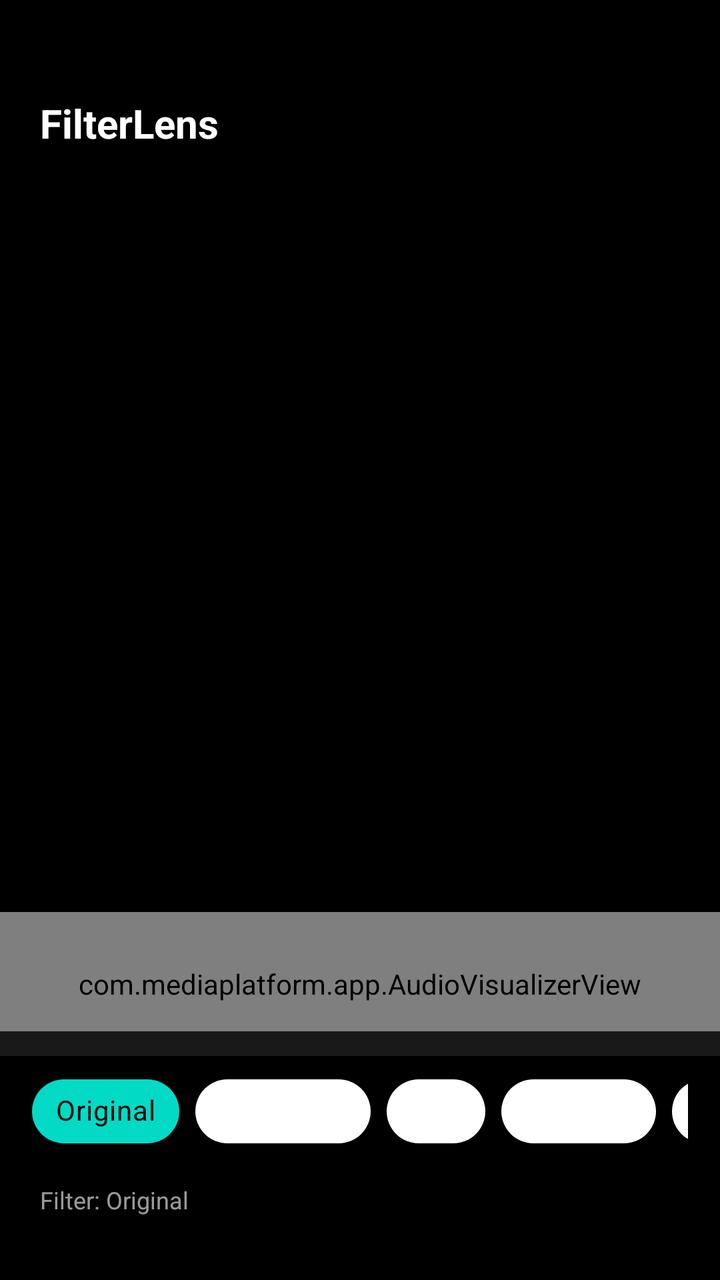
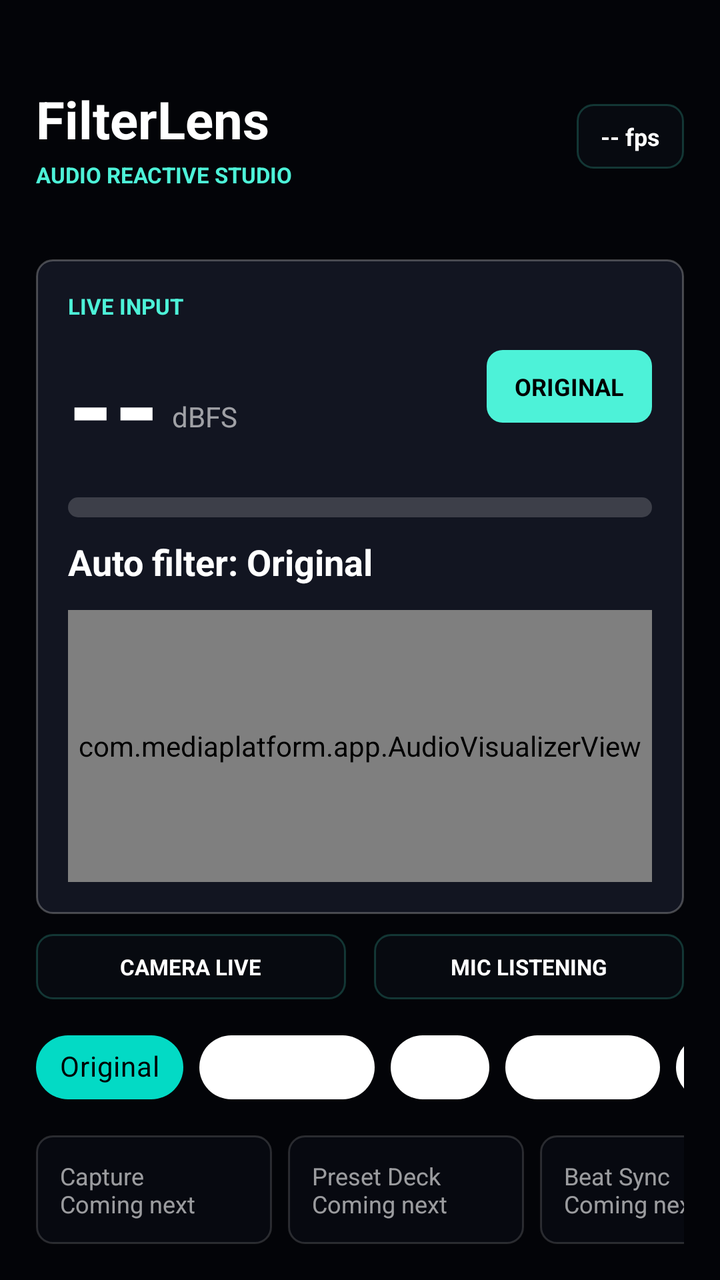

Before-and-after screenshots of an Android layout around one commit, followed by the original layout XML and the change that was made.
<!-- AndroidManifest.xml: application theme Theme.PlatformSandbox -->
<!-- res/layout/activity_main.xml -->
<?xml version="1.0" encoding="utf-8"?>
<FrameLayout
    xmlns:android="http://schemas.android.com/apk/res/android"
    xmlns:app="http://schemas.android.com/apk/res-auto"
    android:layout_width="match_parent"
    android:layout_height="match_parent"
    android:background="@color/frame_bg">

    
    <ImageView
        android:id="@+id/frameView"
        android:layout_width="match_parent"
        android:layout_height="match_parent"
        android:scaleType="centerCrop"
        android:background="@color/frame_bg"
        android:contentDescription="Camera preview" />

    
    <LinearLayout
        android:layout_width="match_parent"
        android:layout_height="wrap_content"
        android:orientation="horizontal"
        android:gravity="center_vertical"
        android:paddingStart="20dp"
        android:paddingEnd="20dp"
        android:paddingTop="48dp"
        android:paddingBottom="12dp"
        android:background="#88000000">

        <TextView
            android:layout_width="0dp"
            android:layout_height="wrap_content"
            android:layout_weight="1"
            android:text="FilterLens"
            android:textSize="20sp"
            android:textStyle="bold"
            android:textColor="@color/white" />

        <TextView
            android:id="@+id/dbText"
            android:layout_width="wrap_content"
            android:layout_height="wrap_content"
            android:text=""
            android:textSize="12sp"
            android:textColor="@color/teal_200"
            android:layout_marginEnd="12dp" />

        <TextView
            android:id="@+id/fpsText"
            android:layout_width="wrap_content"
            android:layout_height="wrap_content"
            android:text=""
            android:textSize="13sp"
            android:textColor="@color/teal_200" />

    </LinearLayout>

    
    <com.mediaplatform.app.AudioVisualizerView
        android:id="@+id/visualizerView"
        android:layout_width="match_parent"
        android:layout_height="72dp"
        android:layout_gravity="bottom"
        android:layout_marginBottom="112dp" />

    
    <LinearLayout
        android:layout_width="match_parent"
        android:layout_height="wrap_content"
        android:layout_gravity="bottom"
        android:orientation="vertical"
        android:background="@color/overlay_bg"
        android:paddingTop="16dp"
        android:paddingBottom="32dp">

        
        <HorizontalScrollView
            android:layout_width="match_parent"
            android:layout_height="wrap_content"
            android:scrollbars="none"
            android:paddingStart="16dp"
            android:paddingEnd="16dp"
            android:layout_marginBottom="12dp">

            <LinearLayout
                android:id="@+id/chipRow"
                android:layout_width="wrap_content"
                android:layout_height="wrap_content"
                android:orientation="horizontal"
                android:gravity="center_vertical">

                
                <com.google.android.material.chip.Chip
                    android:id="@+id/chipNone"
                    android:layout_width="wrap_content"
                    android:layout_height="wrap_content"
                    android:text="Original"
                    android:layout_marginEnd="8dp"
                    app:chipBackgroundColor="@color/chip_selected_bg"
                    android:textColor="@color/chip_text_selected" />

                
                <com.google.android.material.chip.Chip
                    android:id="@+id/chipGrayscale"
                    android:layout_width="wrap_content"
                    android:layout_height="wrap_content"
                    android:text="Grayscale"
                    android:layout_marginEnd="8dp"
                    app:chipBackgroundColor="@color/chip_unselected_bg"
                    android:textColor="@color/chip_text_unselected" />

                
                <com.google.android.material.chip.Chip
                    android:id="@+id/chipBlur"
                    android:layout_width="wrap_content"
                    android:layout_height="wrap_content"
                    android:text="Blur"
                    android:layout_marginEnd="8dp"
                    app:chipBackgroundColor="@color/chip_unselected_bg"
                    android:textColor="@color/chip_text_unselected" />

                
                <com.google.android.material.chip.Chip
                    android:id="@+id/chipSharpen"
                    android:layout_width="wrap_content"
                    android:layout_height="wrap_content"
                    android:text="Sharpen"
                    android:layout_marginEnd="8dp"
                    app:chipBackgroundColor="@color/chip_unselected_bg"
                    android:textColor="@color/chip_text_unselected" />

                
                <com.google.android.material.chip.Chip
                    android:id="@+id/chipEdges"
                    android:layout_width="wrap_content"
                    android:layout_height="wrap_content"
                    android:text="Edges"
                    app:chipBackgroundColor="@color/chip_unselected_bg"
                    android:textColor="@color/chip_text_unselected" />

            </LinearLayout>

        </HorizontalScrollView>

        
        <TextView
            android:id="@+id/activeFilterLabel"
            android:layout_width="match_parent"
            android:layout_height="wrap_content"
            android:text="Filter: Original"
            android:textSize="12sp"
            android:textColor="@color/status_text"
            android:paddingStart="20dp"
            android:paddingEnd="20dp" />

    </LinearLayout>

    
    <LinearLayout
        android:id="@+id/permissionLayout"
        android:layout_width="match_parent"
        android:layout_height="match_parent"
        android:orientation="vertical"
        android:gravity="center"
        android:background="@color/permission_bg"
        android:padding="32dp"
        android:visibility="gone">

        <TextView
            android:layout_width="wrap_content"
            android:layout_height="wrap_content"
            android:text="📷"
            android:textSize="64sp"
            android:layout_marginBottom="16dp" />

        <TextView
            android:layout_width="wrap_content"
            android:layout_height="wrap_content"
            android:text="@string/permission_required"
            android:textSize="16sp"
            android:textColor="@color/white"
            android:gravity="center"
            android:layout_marginBottom="24dp" />

        <com.google.android.material.button.MaterialButton
            android:id="@+id/btnGrantPermission"
            android:layout_width="wrap_content"
            android:layout_height="wrap_content"
            android:text="@string/grant_permission"
            app:cornerRadius="24dp" />

    </LinearLayout>

</FrameLayout>
<!-- resources referenced by this layout -->
<resources>
  <color name="chip_selected_bg">#FF03DAC5</color>
  <color name="chip_text_selected">#FF000000</color>
  <color name="chip_text_unselected">#CCFFFFFF</color>
  <color name="chip_unselected_bg">#33FFFFFF</color>
  <color name="frame_bg">#FF000000</color>
  <color name="overlay_bg">#CC000000</color>
  <color name="permission_bg">#FF121212</color>
  <color name="status_text">#99FFFFFF</color>
  <color name="teal_200">#FF03DAC5</color>
  <color name="white">#FFFFFFFF</color>
  <string name="grant_permission">Grant Permission</string>
  <string name="permission_required">Camera permission is required to use this app.</string>
  <style name="Theme.PlatformSandbox" parent="Theme.MaterialComponents.DayNight.NoActionBar">
          <item name="colorPrimary">@color/purple_500</item>
          <item name="colorPrimaryVariant">@color/purple_700</item>
          <item name="colorOnPrimary">@color/white</item>
          <item name="colorSecondary">@color/teal_200</item>
          <item name="colorSecondaryVariant">@color/teal_700</item>
          <item name="colorOnSecondary">@color/black</item>
          <item name="android:statusBarColor">?attr/colorPrimaryVariant</item>
      </style>
  <color name="purple_500">#FF6200EE</color>
  <color name="purple_700">#FF3700B3</color>
  <color name="teal_700">#FF018786</color>
  <color name="black">#FF000000</color>
</resources>

<!-- the commit's change to res/layout/activity_main.xml (unified diff, before → after) -->
@@ -6,186 +6,378 @@
     android:layout_height="match_parent"
     android:background="@color/frame_bg">
 
-    
     <ImageView
         android:id="@+id/frameView"
         android:layout_width="match_parent"
         android:layout_height="match_parent"
-        android:scaleType="centerCrop"
         android:background="@color/frame_bg"
-        android:contentDescription="Camera preview" />
-
-    
+        android:contentDescription="Camera preview"
+        android:scaleType="centerCrop" />
+
+    <View
+        android:layout_width="match_parent"
+        android:layout_height="match_parent"
+        android:background="@color/studio_scrim" />
+
     <LinearLayout
         android:layout_width="match_parent"
-        android:layout_height="wrap_content"
-        android:orientation="horizontal"
-        android:gravity="center_vertical"
-        android:paddingStart="20dp"
-        android:paddingEnd="20dp"
-        android:paddingTop="48dp"
-        android:paddingBottom="12dp"
-        android:background="#88000000">
-
-        <TextView
-            android:layout_width="0dp"
-            android:layout_height="wrap_content"
-            android:layout_weight="1"
-            android:text="FilterLens"
-            android:textSize="20sp"
-            android:textStyle="bold"
-            android:textColor="@color/white" />
-
-        <TextView
-            android:id="@+id/dbText"
-            android:layout_width="wrap_content"
-            android:layout_height="wrap_content"
-            android:text=""
-            android:textSize="12sp"
-            android:textColor="@color/teal_200"
-            android:layout_marginEnd="12dp" />
-
-        <TextView
-            android:id="@+id/fpsText"
-            android:layout_width="wrap_content"
-            android:layout_height="wrap_content"
-            android:text=""
-            android:textSize="13sp"
-            android:textColor="@color/teal_200" />
+        android:layout_height="match_parent"
+        android:orientation="vertical"
+        android:paddingStart="18dp"
+        android:paddingTop="42dp"
+        android:paddingEnd="18dp"
+        android:paddingBottom="18dp">
+
+        <LinearLayout
+            android:layout_width="match_parent"
+            android:layout_height="wrap_content"
+            android:gravity="center_vertical"
+            android:orientation="horizontal">
+
+            <LinearLayout
+                android:layout_width="0dp"
+                android:layout_height="wrap_content"
+                android:layout_weight="1"
+                android:orientation="vertical">
+
+                <TextView
+                    android:layout_width="wrap_content"
+                    android:layout_height="wrap_content"
+                    android:text="FilterLens"
+                    android:textColor="@color/white"
+                    android:textSize="26sp"
+                    android:textStyle="bold" />
+
+                <TextView
+                    android:id="@+id/modeText"
+                    android:layout_width="wrap_content"
+                    android:layout_height="wrap_content"
+                    android:layout_marginTop="3dp"
+                    android:text="AUDIO REACTIVE STUDIO"
+                    android:textColor="@color/studio_accent"
+                    android:textSize="11sp"
+                    android:textStyle="bold" />
+
+            </LinearLayout>
+
+            <TextView
+                android:id="@+id/fpsText"
+                android:layout_width="wrap_content"
+                android:layout_height="wrap_content"
+                android:background="@drawable/bg_metric_pill"
+                android:paddingStart="12dp"
+                android:paddingTop="8dp"
+                android:paddingEnd="12dp"
+                android:paddingBottom="8dp"
+                android:text="-- fps"
+                android:textColor="@color/white"
+                android:textSize="12sp"
+                android:textStyle="bold" />
+
+        </LinearLayout>
+
+        <Space
+            android:layout_width="match_parent"
+            android:layout_height="0dp"
+            android:layout_weight="1" />
+
+        <LinearLayout
+            android:layout_width="match_parent"
+            android:layout_height="wrap_content"
+            android:orientation="vertical">
+
+            <LinearLayout
+                android:layout_width="match_parent"
+                android:layout_height="wrap_content"
+                android:background="@drawable/bg_glass_panel"
+                android:orientation="vertical"
+                android:padding="16dp">
+
+                <LinearLayout
+                    android:layout_width="match_parent"
+                    android:layout_height="wrap_content"
+                    android:gravity="center_vertical"
+                    android:orientation="horizontal">
+
+                    <LinearLayout
+                        android:layout_width="0dp"
+                        android:layout_height="wrap_content"
+                        android:layout_weight="1"
+                        android:orientation="vertical">
+
+                        <TextView
+                            android:id="@+id/reactorLabel"
+                            android:layout_width="wrap_content"
+                            android:layout_height="wrap_content"
+                            android:text="LIVE INPUT"
+                            android:textColor="@color/studio_accent"
+                            android:textSize="11sp"
+                            android:textStyle="bold" />
+
+                        <LinearLayout
+                            android:layout_width="match_parent"
+                            android:layout_height="wrap_content"
+                            android:layout_marginTop="3dp"
+                            android:gravity="bottom"
+                            android:orientation="horizontal">
+
+                            <TextView
+                                android:id="@+id/dbHeroText"
+                                android:layout_width="wrap_content"
+                                android:layout_height="wrap_content"
+                                android:text="--"
+                                android:textColor="@color/white"
+                                android:textSize="58sp"
+                                android:textStyle="bold" />
+
+                            <TextView
+                                android:id="@+id/dbText"
+                                android:layout_width="wrap_content"
+                                android:layout_height="wrap_content"
+                                android:layout_marginStart="6dp"
+                                android:layout_marginBottom="11dp"
+                                android:text="dBFS"
+                                android:textColor="@color/status_text"
+                                android:textSize="14sp" />
+
+                        </LinearLayout>
+
+                    </LinearLayout>
+
+                    <TextView
+                        android:id="@+id/filterBadge"
+                        android:layout_width="wrap_content"
+                        android:layout_height="wrap_content"
+                        android:background="@drawable/bg_filter_badge"
+                        android:paddingStart="14dp"
+                        android:paddingTop="10dp"
+                        android:paddingEnd="14dp"
+                        android:paddingBottom="10dp"
+                        android:text="ORIGINAL"
+                        android:textColor="@color/chip_text_selected"
+                        android:textSize="12sp"
+                        android:textStyle="bold" />
+
+                </LinearLayout>
+
+                <ProgressBar
+                    android:id="@+id/soundLevelProgress"
+                    style="?android:attr/progressBarStyleHorizontal"
+                    android:layout_width="match_parent"
+                    android:layout_height="10dp"
+                    android:layout_marginTop="8dp"
+                    android:indeterminate="false"
+                    android:max="100"
+                    android:progress="0"
+                    android:progressDrawable="@drawable/progress_sound_meter" />
+
+                <TextView
+                    android:id="@+id/activeFilterLabel"
+                    android:layout_width="match_parent"
+                    android:layout_height="wrap_content"
+                    android:layout_marginTop="10dp"
+                    android:text="Auto filter: Original"
+                    android:textColor="@color/white"
+                    android:textSize="18sp"
+                    android:textStyle="bold" />
+
+                <com.mediaplatform.app.AudioVisualizerView
+                    android:id="@+id/visualizerView"
+                    android:layout_width="match_parent"
+                    android:layout_height="136dp"
+                    android:layout_marginTop="12dp" />
+
+            </LinearLayout>
+
+            <LinearLayout
+                android:layout_width="match_parent"
+                android:layout_height="wrap_content"
+                android:layout_marginTop="10dp"
+                android:orientation="horizontal">
+
+                <TextView
+                    android:id="@+id/pipelineCameraText"
+                    android:layout_width="0dp"
+                    android:layout_height="wrap_content"
+                    android:layout_marginEnd="7dp"
+                    android:layout_weight="1"
+                    android:background="@drawable/bg_metric_pill"
+                    android:gravity="center"
+                    android:paddingTop="9dp"
+                    android:paddingBottom="9dp"
+                    android:text="CAMERA LIVE"
+                    android:textColor="@color/white"
+                    android:textSize="11sp"
+                    android:textStyle="bold" />
+
+                <TextView
+                    android:id="@+id/pipelineMicText"
+                    android:layout_width="0dp"
+                    android:layout_height="wrap_content"
+                    android:layout_marginStart="7dp"
+                    android:layout_weight="1"
+                    android:background="@drawable/bg_metric_pill"
+                    android:gravity="center"
+                    android:paddingTop="9dp"
+                    android:paddingBottom="9dp"
+                    android:text="MIC LISTENING"
+                    android:textColor="@color/white"
+                    android:textSize="11sp"
+                    android:textStyle="bold" />
+
+            </LinearLayout>
+
+            <HorizontalScrollView
+                android:layout_width="match_parent"
+                android:layout_height="wrap_content"
+                android:layout_marginTop="10dp"
+                android:scrollbars="none">
+
+                <LinearLayout
+                    android:id="@+id/chipRow"
+                    android:layout_width="wrap_content"
+                    android:layout_height="wrap_content"
+                    android:gravity="center_vertical"
+                    android:orientation="horizontal">
+
+                    <com.google.android.material.chip.Chip
+                        android:id="@+id/chipNone"
+                        android:layout_width="wrap_content"
+                        android:layout_height="wrap_content"
+                        android:layout_marginEnd="8dp"
+                        android:text="Original"
+                        android:textColor="@color/chip_text_selected"
+                        app:chipBackgroundColor="@color/chip_selected_bg" />
+
+                    <com.google.android.material.chip.Chip
+                        android:id="@+id/chipGrayscale"
+                        android:layout_width="wrap_content"
+                        android:layout_height="wrap_content"
+                        android:layout_marginEnd="8dp"
+                        android:text="Grayscale"
+                        android:textColor="@color/chip_text_unselected"
+                        app:chipBackgroundColor="@color/chip_unselected_bg" />
+
+                    <com.google.android.material.chip.Chip
+                        android:id="@+id/chipBlur"
+                        android:layout_width="wrap_content"
+                        android:layout_height="wrap_content"
+                        android:layout_marginEnd="8dp"
+                        android:text="Blur"
+                        android:textColor="@color/chip_text_unselected"
+                        app:chipBackgroundColor="@color/chip_unselected_bg" />
+
+                    <com.google.android.material.chip.Chip
+                        android:id="@+id/chipSharpen"
+                        android:layout_width="wrap_content"
+                        android:layout_height="wrap_content"
+                        android:layout_marginEnd="8dp"
+                        android:text="Sharpen"
+                        android:textColor="@color/chip_text_unselected"
+                        app:chipBackgroundColor="@color/chip_unselected_bg" />
+
+                    <com.google.android.material.chip.Chip
+                        android:id="@+id/chipEdges"
+                        android:layout_width="wrap_content"
+                        android:layout_height="wrap_content"
+                        android:text="Edges"
+                        android:textColor="@color/chip_text_unselected"
+                        app:chipBackgroundColor="@color/chip_unselected_bg" />
+
+                </LinearLayout>
+
+            </HorizontalScrollView>
+
+            <HorizontalScrollView
+                android:layout_width="match_parent"
+                android:layout_height="wrap_content"
+                android:layout_marginTop="10dp"
+                android:scrollbars="none">
+
+                <LinearLayout
+                    android:layout_width="wrap_content"
+                    android:layout_height="wrap_content"
+                    android:orientation="horizontal">
+
+                    <TextView
+                        android:layout_width="118dp"
+                        android:layout_height="wrap_content"
+                        android:layout_marginEnd="8dp"
+                        android:background="@drawable/bg_future_tile"
+                        android:padding="12dp"
+                        android:text="Capture\nComing next"
+                        android:textColor="@color/status_text"
+                        android:textSize="12sp" />
+
+                    <TextView
+                        android:layout_width="118dp"
+                        android:layout_height="wrap_content"
+                        android:layout_marginEnd="8dp"
+                        android:background="@drawable/bg_future_tile"
+                        android:padding="12dp"
+                        android:text="Preset Deck\nComing next"
+                        android:textColor="@color/status_text"
+                        android:textSize="12sp" />
+
+                    <TextView
+                        android:layout_width="118dp"
+                        android:layout_height="wrap_content"
+                        android:layout_marginEnd="8dp"
+                        android:background="@drawable/bg_future_tile"
+                        android:padding="12dp"
+                        android:text="Beat Sync\nComing next"
+                        android:textColor="@color/status_text"
+                        android:textSize="12sp" />
+
+                    <TextView
+                        android:layout_width="118dp"
+                        android:layout_height="wrap_content"
+                        android:background="@drawable/bg_future_tile"
+                        android:padding="12dp"
+                        android:text="Export Clip\nComing next"
+                        android:textColor="@color/status_text"
+                        android:textSize="12sp" />
+
+                </LinearLayout>
+
+            </HorizontalScrollView>
+
+        </LinearLayout>
 
     </LinearLayout>
 
-    
-    <com.mediaplatform.app.AudioVisualizerView
-        android:id="@+id/visualizerView"
-        android:layout_width="match_parent"
-        android:layout_height="72dp"
-        android:layout_gravity="bottom"
-        android:layout_marginBottom="112dp" />
-
-    
-    <LinearLayout
-        android:layout_width="match_parent"
-        android:layout_height="wrap_content"
-        android:layout_gravity="bottom"
-        android:orientation="vertical"
-        android:background="@color/overlay_bg"
-        android:paddingTop="16dp"
-        android:paddingBottom="32dp">
-
-        
-        <HorizontalScrollView
-            android:layout_width="match_parent"
-            android:layout_height="wrap_content"
-            android:scrollbars="none"
-            android:paddingStart="16dp"
-            android:paddingEnd="16dp"
-            android:layout_marginBottom="12dp">
-
-            <LinearLayout
-                android:id="@+id/chipRow"
-                android:layout_width="wrap_content"
-                android:layout_height="wrap_content"
-                android:orientation="horizontal"
-                android:gravity="center_vertical">
-
-                
-                <com.google.android.material.chip.Chip
-                    android:id="@+id/chipNone"
-                    android:layout_width="wrap_content"
-                    android:layout_height="wrap_content"
-                    android:text="Original"
-                    android:layout_marginEnd="8dp"
-                    app:chipBackgroundColor="@color/chip_selected_bg"
-                    android:textColor="@color/chip_text_selected" />
-
-                
-                <com.google.android.material.chip.Chip
-                    android:id="@+id/chipGrayscale"
-                    android:layout_width="wrap_content"
-                    android:layout_height="wrap_content"
-                    android:text="Grayscale"
-                    android:layout_marginEnd="8dp"
-                    app:chipBackgroundColor="@color/chip_unselected_bg"
-                    android:textColor="@color/chip_text_unselected" />
-
-                
-                <com.google.android.material.chip.Chip
-                    android:id="@+id/chipBlur"
-                    android:layout_width="wrap_content"
-                    android:layout_height="wrap_content"
-                    android:text="Blur"
-                    android:layout_marginEnd="8dp"
-                    app:chipBackgroundColor="@color/chip_unselected_bg"
-                    android:textColor="@color/chip_text_unselected" />
-
-                
-                <com.google.android.material.chip.Chip
-                    android:id="@+id/chipSharpen"
-                    android:layout_width="wrap_content"
-                    android:layout_height="wrap_content"
-                    android:text="Sharpen"
-                    android:layout_marginEnd="8dp"
-                    app:chipBackgroundColor="@color/chip_unselected_bg"
-                    android:textColor="@color/chip_text_unselected" />
-
-                
-                <com.google.android.material.chip.Chip
-                    android:id="@+id/chipEdges"
-                    android:layout_width="wrap_content"
-                    android:layout_height="wrap_content"
-                    android:text="Edges"
-                    app:chipBackgroundColor="@color/chip_unselected_bg"
-                    android:textColor="@color/chip_text_unselected" />
-
-            </LinearLayout>
-
-        </HorizontalScrollView>
-
-        
-        <TextView
-            android:id="@+id/activeFilterLabel"
-            android:layout_width="match_parent"
-            android:layout_height="wrap_content"
-            android:text="Filter: Original"
-            android:textSize="12sp"
-            android:textColor="@color/status_text"
-            android:paddingStart="20dp"
-            android:paddingEnd="20dp" />
-
-    </LinearLayout>
-
-    
     <LinearLayout
         android:id="@+id/permissionLayout"
         android:layout_width="match_parent"
         android:layout_height="match_parent"
+        android:background="@color/permission_bg"
+        android:gravity="center"
         android:orientation="vertical"
-        android:gravity="center"
-        android:background="@color/permission_bg"
         android:padding="32dp"
         android:visibility="gone">
 
         <TextView
             android:layout_width="wrap_content"
             android:layout_height="wrap_content"
-            android:text="📷"
-            android:textSize="64sp"
-            android:layout_marginBottom="16dp" />
+            android:text="FilterLens"
+            android:textColor="@color/white"
+            android:textSize="32sp"
+            android:textStyle="bold" />
 
         <TextView
             android:layout_width="wrap_content"
             android:layout_height="wrap_content"
+            android:layout_marginTop="8dp"
+            android:gravity="center"
             android:text="@string/permission_required"
-            android:textSize="16sp"
-            android:textColor="@color/white"
-            android:gravity="center"
-            android:layout_marginBottom="24dp" />
+            android:textColor="@color/status_text"
+            android:textSize="16sp" />
 
         <com.google.android.material.button.MaterialButton
             android:id="@+id/btnGrantPermission"
             android:layout_width="wrap_content"
             android:layout_height="wrap_content"
+            android:layout_marginTop="24dp"
             android:text="@string/grant_permission"
             app:cornerRadius="24dp" />
 
<!-- resource entries referenced after the edit -->
@@ -5,11 +5,62 @@
   <color name="chip_text_unselected">#CCFFFFFF</color>
   <color name="chip_unselected_bg">#33FFFFFF</color>
   <color name="frame_bg">#FF000000</color>
-  <color name="overlay_bg">#CC000000</color>
   <color name="permission_bg">#FF121212</color>
   <color name="status_text">#99FFFFFF</color>
-  <color name="teal_200">#FF03DAC5</color>
+  <color name="studio_accent">#FF4DF2D8</color>
+  <color name="studio_scrim">#7A070A12</color>
   <color name="white">#FFFFFFFF</color>
+  <!-- drawable bg_filter_badge (drawable) -->
+  <?xml version="1.0" encoding="utf-8"?>
+  <shape xmlns:android="http://schemas.android.com/apk/res/android">
+      <solid android:color="#FF4DF2D8" />
+      <corners android:radius="8dp" />
+  </shape>
+  <!-- drawable bg_future_tile (drawable) -->
+  <?xml version="1.0" encoding="utf-8"?>
+  <shape xmlns:android="http://schemas.android.com/apk/res/android">
+      <solid android:color="#291E2A3A" />
+      <stroke
+          android:width="1dp"
+          android:color="#26FFFFFF" />
+      <corners android:radius="8dp" />
+  </shape>
+  <!-- drawable bg_glass_panel (drawable) -->
+  <?xml version="1.0" encoding="utf-8"?>
+  <shape xmlns:android="http://schemas.android.com/apk/res/android">
+      <solid android:color="#E6151824" />
+      <stroke
+          android:width="1dp"
+          android:color="#40FFFFFF" />
+      <corners android:radius="8dp" />
+  </shape>
+  <!-- drawable bg_metric_pill (drawable) -->
+  <?xml version="1.0" encoding="utf-8"?>
+  <shape xmlns:android="http://schemas.android.com/apk/res/android">
+      <solid android:color="#331C2433" />
+      <stroke
+          android:width="1dp"
+          android:color="#334DF2D8" />
+      <corners android:radius="8dp" />
+  </shape>
+  <!-- drawable progress_sound_meter (drawable) -->
+  <?xml version="1.0" encoding="utf-8"?>
+  <layer-list xmlns:android="http://schemas.android.com/apk/res/android">
+      <item android:id="@android:id/background">
+          <shape>
+              <solid android:color="#2EFFFFFF" />
+              <corners android:radius="6dp" />
+          </shape>
+      </item>
+      <item android:id="@android:id/progress">
+          <clip>
+              <shape>
+                  <solid android:color="#FF4DF2D8" />
+                  <corners android:radius="6dp" />
+              </shape>
+          </clip>
+      </item>
+  </layer-list>
   <string name="grant_permission">Grant Permission</string>
   <string name="permission_required">Camera permission is required to use this app.</string>
   <style name="Theme.PlatformSandbox" parent="Theme.MaterialComponents.DayNight.NoActionBar">
@@ -23,6 +74,7 @@
       </style>
   <color name="purple_500">#FF6200EE</color>
   <color name="purple_700">#FF3700B3</color>
+  <color name="teal_200">#FF03DAC5</color>
   <color name="teal_700">#FF018786</color>
   <color name="black">#FF000000</color>
 </resources>
